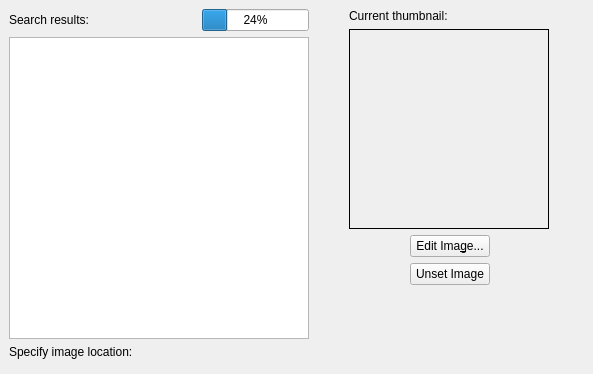
Old version of the form kstars/auxiliary/thumbnailpicker.ui in the repository KDE/kstars.
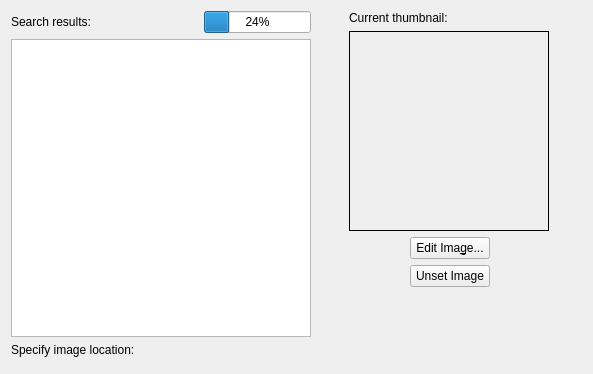
New version of the form. Custom widgets are drawn as their Qt base class.

Commit message: Use dark image in all FITSView widgets until an actual image is captured. Same image is also used in Observation Planner to denote no image

```diff
--- a/kstars/auxiliary/thumbnailpicker.ui
+++ b/kstars/auxiliary/thumbnailpicker.ui
@@ -12,29 +12,11 @@
   <property name="windowTitle" >
    <string>Thumbnail Picker</string>
   </property>
-  <layout class="QHBoxLayout" >
-   <property name="margin" >
-    <number>9</number>
-   </property>
-   <property name="spacing" >
-    <number>6</number>
-   </property>
+  <layout class="QHBoxLayout">
    <item>
-    <layout class="QVBoxLayout" >
-     <property name="margin" >
-      <number>0</number>
-     </property>
-     <property name="spacing" >
-      <number>6</number>
-     </property>
+    <layout class="QVBoxLayout">
      <item>
-      <layout class="QHBoxLayout" >
-       <property name="margin" >
-        <number>0</number>
-       </property>
-       <property name="spacing" >
-        <number>6</number>
-       </property>
+      <layout class="QHBoxLayout">
        <item>
         <widget class="QLabel" name="SearchLabel" >
          <property name="text" >
@@ -93,21 +75,9 @@
     </layout>
    </item>
    <item>
-    <layout class="QVBoxLayout" >
-     <property name="margin" >
-      <number>0</number>
-     </property>
-     <property name="spacing" >
-      <number>6</number>
-     </property>
+    <layout class="QVBoxLayout">
      <item>
-      <layout class="QHBoxLayout" >
-       <property name="margin" >
-        <number>0</number>
-       </property>
-       <property name="spacing" >
-        <number>6</number>
-       </property>
+      <layout class="QHBoxLayout">
        <item>
         <spacer>
          <property name="orientation" >
@@ -125,13 +95,7 @@
         </spacer>
        </item>
        <item>
-        <layout class="QVBoxLayout" >
-         <property name="margin" >
-          <number>0</number>
-         </property>
-         <property name="spacing" >
-          <number>6</number>
-         </property>
+        <layout class="QVBoxLayout">
          <item>
           <widget class="QLabel" name="textLabel1" >
            <property name="text" >
@@ -140,11 +104,9 @@
           </widget>
          </item>
          <item>
-          <widget class="QLabel" name="CurrentImage" >
-           <property name="sizePolicy" >
-            <sizepolicy>
-             <hsizetype>0</hsizetype>
-             <vsizetype>0</vsizetype>
+          <widget class="QLabel" name="CurrentImage">
+           <property name="sizePolicy">
+            <sizepolicy hsizetype="Fixed" vsizetype="Fixed">
              <horstretch>0</horstretch>
              <verstretch>0</verstretch>
             </sizepolicy>
@@ -190,13 +152,7 @@
       </layout>
      </item>
      <item>
-      <layout class="QHBoxLayout" >
-       <property name="margin" >
-        <number>0</number>
-       </property>
-       <property name="spacing" >
-        <number>6</number>
-       </property>
+      <layout class="QHBoxLayout">
        <item>
         <spacer>
          <property name="orientation" >
@@ -214,13 +170,7 @@
         </spacer>
        </item>
        <item>
-        <layout class="QVBoxLayout" >
-         <property name="margin" >
-          <number>0</number>
-         </property>
-         <property name="spacing" >
-          <number>6</number>
-         </property>
+        <layout class="QVBoxLayout">
          <item>
           <widget class="QPushButton" name="EditButton" >
            <property name="text" >
@@ -278,6 +228,7 @@
   <customwidgets>
   <customwidget>
    <class>KUrlRequester</class>
+   <extends></extends>
    <header>kurlrequester.h</header>
    <container>0</container>
    <pixmap></pixmap>
```
Left out of the diff: 91 changed lines with no effect on the pictures. The commit also changes 7 other files.
